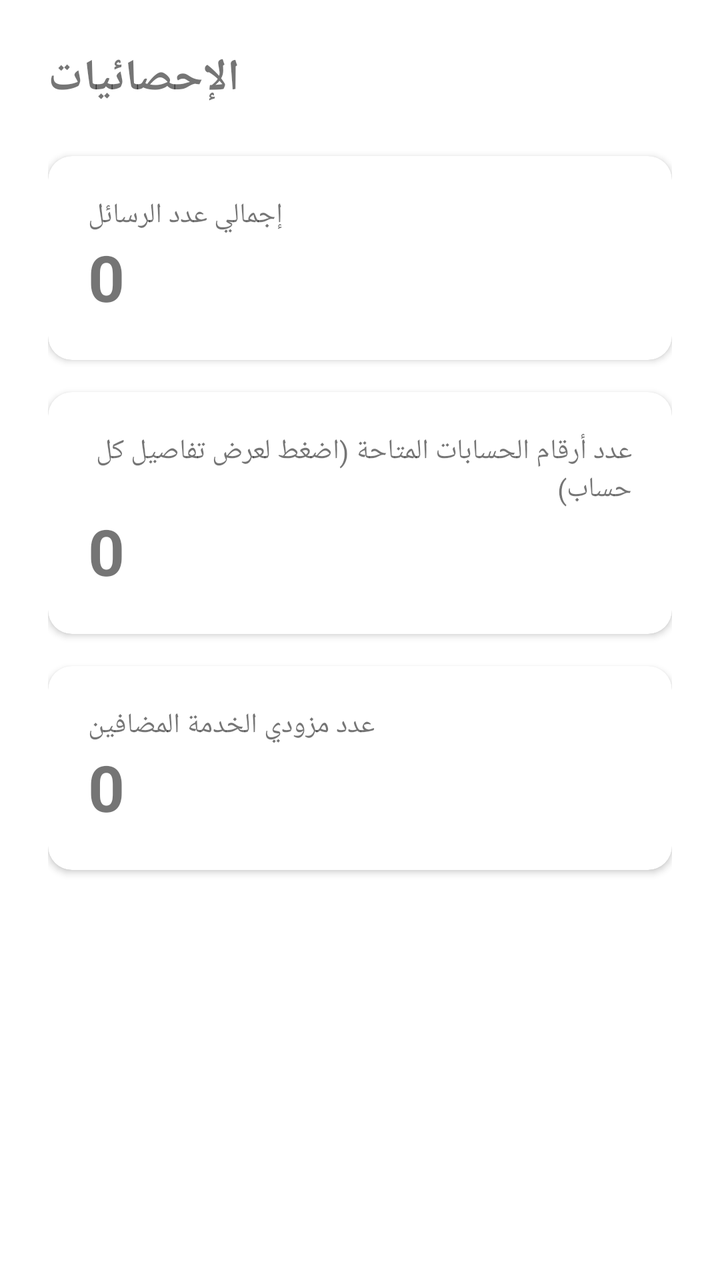
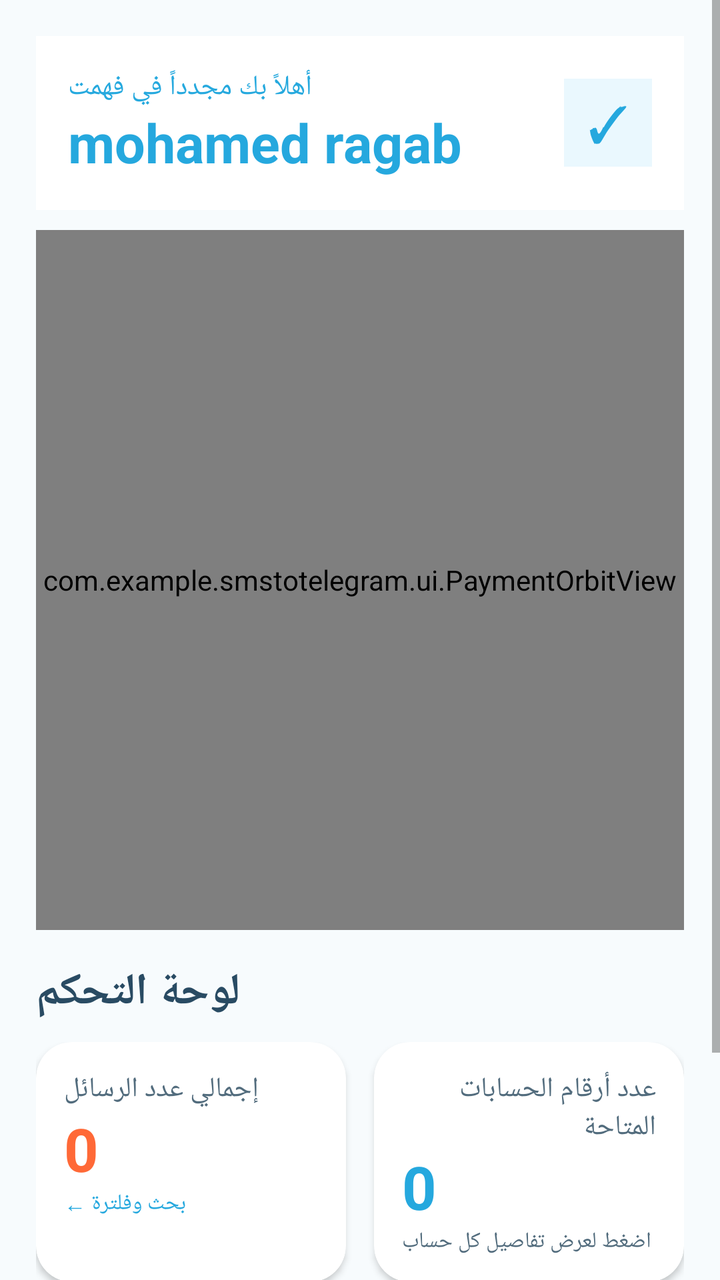

Screens rendered from an Android XML layout before and after an edit, with the pre-edit source and the edit as a unified diff.
<!-- AndroidManifest.xml: application theme Theme.SmsToTelegram -->
<!-- res/layout/fragment_home.xml -->
<?xml version="1.0" encoding="utf-8"?>
<LinearLayout xmlns:android="http://schemas.android.com/apk/res/android"
    xmlns:app="http://schemas.android.com/apk/res-auto"
    android:layout_width="match_parent"
    android:layout_height="match_parent"
    android:orientation="vertical"
    android:padding="24dp">

    <TextView
        android:layout_width="wrap_content"
        android:layout_height="wrap_content"
        android:text="الإحصائيات"
        android:textSize="22sp"
        android:textStyle="bold"
        android:layout_marginBottom="24dp" />

    
    <androidx.cardview.widget.CardView
        android:id="@+id/cardAccounts"
        android:layout_width="match_parent"
        android:layout_height="wrap_content"
        android:layout_marginBottom="16dp"
        app:cardCornerRadius="12dp"
        app:cardElevation="2dp">

        <LinearLayout
            android:layout_width="match_parent"
            android:layout_height="wrap_content"
            android:orientation="vertical"
            android:padding="20dp">

            <TextView
                android:layout_width="wrap_content"
                android:layout_height="wrap_content"
                android:text="إجمالي عدد الرسائل"
                android:textSize="14sp" />

            <TextView
                android:id="@+id/tvTotalMessages"
                android:layout_width="wrap_content"
                android:layout_height="wrap_content"
                android:text="0"
                android:textSize="32sp"
                android:textStyle="bold" />
        </LinearLayout>
    </androidx.cardview.widget.CardView>

    
    <androidx.cardview.widget.CardView
        android:layout_width="match_parent"
        android:layout_height="wrap_content"
        android:layout_marginBottom="16dp"
        app:cardCornerRadius="12dp"
        app:cardElevation="2dp">

        <LinearLayout
            android:layout_width="match_parent"
            android:layout_height="wrap_content"
            android:orientation="vertical"
            android:padding="20dp">

            <TextView
                android:layout_width="wrap_content"
                android:layout_height="wrap_content"
                android:text="عدد أرقام الحسابات المتاحة
(اضغط لعرض تفاصيل كل حساب)"
                android:textSize="14sp" />

            <TextView
                android:id="@+id/tvTotalNumbers"
                android:layout_width="wrap_content"
                android:layout_height="wrap_content"
                android:text="0"
                android:textSize="32sp"
                android:textStyle="bold" />
        </LinearLayout>
    </androidx.cardview.widget.CardView>

    
    <androidx.cardview.widget.CardView
        android:layout_width="match_parent"
        android:layout_height="wrap_content"
        app:cardCornerRadius="12dp"
        app:cardElevation="2dp">

        <LinearLayout
            android:layout_width="match_parent"
            android:layout_height="wrap_content"
            android:orientation="vertical"
            android:padding="20dp">

            <TextView
                android:layout_width="wrap_content"
                android:layout_height="wrap_content"
                android:text="عدد مزودي الخدمة المضافين"
                android:textSize="14sp" />

            <TextView
                android:id="@+id/tvTotalProviders"
                android:layout_width="wrap_content"
                android:layout_height="wrap_content"
                android:text="0"
                android:textSize="32sp"
                android:textStyle="bold" />
        </LinearLayout>
    </androidx.cardview.widget.CardView>

</LinearLayout>
<!-- resources referenced by this layout -->
<resources>
  <style name="Theme.SmsToTelegram" parent="Theme.MaterialComponents.DayNight.NoActionBar">
          <item name="colorPrimary">#1976D2</item>
          <item name="colorPrimaryDark">#0D47A1</item>
          <item name="colorAccent">#2196F3</item>
      </style>
</resources>

<!-- the commit's change to res/layout/fragment_home.xml (unified diff, before → after) -->
@@ -1,108 +1,40 @@
 <?xml version="1.0" encoding="utf-8"?>
-<LinearLayout xmlns:android="http://schemas.android.com/apk/res/android"
-    xmlns:app="http://schemas.android.com/apk/res-auto"
-    android:layout_width="match_parent"
-    android:layout_height="match_parent"
-    android:orientation="vertical"
-    android:padding="24dp">
+<ScrollView xmlns:android="http://schemas.android.com/apk/res/android" xmlns:app="http://schemas.android.com/apk/res-auto" android:layout_width="match_parent" android:layout_height="match_parent" android:background="#F7FBFD">
+<LinearLayout android:layout_width="match_parent" android:layout_height="wrap_content" android:orientation="vertical" android:padding="18dp">
+    <LinearLayout android:layout_width="match_parent" android:layout_height="wrap_content" android:gravity="center_vertical" android:padding="16dp" android:background="#FFFFFF">
+        <LinearLayout android:layout_width="0dp" android:layout_height="wrap_content" android:layout_weight="1" android:orientation="vertical">
+            <TextView android:layout_width="wrap_content" android:layout_height="wrap_content" android:text="أهلاً بك مجدداً في فهمت" android:textColor="#26A9DE" android:textSize="14sp"/>
+            <TextView android:layout_width="wrap_content" android:layout_height="wrap_content" android:text="mohamed ragab" android:textColor="#25A8DE" android:textSize="27sp" android:textStyle="bold"/>
+        </LinearLayout>
+        <TextView android:layout_width="44dp" android:layout_height="44dp" android:gravity="center" android:text="✓" android:textColor="#25A8DE" android:textSize="25sp" android:background="#EAF8FE"/>
+    </LinearLayout>
 
-    <TextView
-        android:layout_width="wrap_content"
-        android:layout_height="wrap_content"
-        android:text="الإحصائيات"
-        android:textSize="22sp"
-        android:textStyle="bold"
-        android:layout_marginBottom="24dp" />
+    <com.example.smstotelegram.ui.PaymentOrbitView android:layout_width="match_parent" android:layout_height="350dp" android:layout_marginTop="10dp" android:background="#FFFFFF"/>
 
-    
-    <androidx.cardview.widget.CardView
-        android:id="@+id/cardAccounts"
-        android:layout_width="match_parent"
-        android:layout_height="wrap_content"
-        android:layout_marginBottom="16dp"
-        app:cardCornerRadius="12dp"
-        app:cardElevation="2dp">
+    <TextView android:layout_width="wrap_content" android:layout_height="wrap_content" android:text="لوحة التحكم" android:textSize="22sp" android:textStyle="bold" android:textColor="#294B63" android:layout_marginTop="16dp" android:layout_marginBottom="10dp"/>
 
-        <LinearLayout
-            android:layout_width="match_parent"
-            android:layout_height="wrap_content"
-            android:orientation="vertical"
-            android:padding="20dp">
+    <LinearLayout android:layout_width="match_parent" android:layout_height="wrap_content" android:orientation="horizontal">
+        <androidx.cardview.widget.CardView android:id="@+id/cardMessages" android:layout_width="0dp" android:layout_height="120dp" android:layout_weight="1" android:layout_marginEnd="7dp" app:cardCornerRadius="18dp" app:cardElevation="2dp">
+            <LinearLayout android:layout_width="match_parent" android:layout_height="match_parent" android:orientation="vertical" android:padding="14dp">
+                <TextView android:layout_width="wrap_content" android:layout_height="wrap_content" android:text="إجمالي عدد الرسائل" android:textColor="#526C7D"/>
+                <TextView android:id="@+id/tvTotalMessages" android:layout_width="wrap_content" android:layout_height="wrap_content" android:text="0" android:textColor="#FF6937" android:textSize="30sp" android:textStyle="bold"/>
+                <TextView android:layout_width="wrap_content" android:layout_height="wrap_content" android:text="بحث وفلترة ←" android:textSize="11sp" android:textColor="#25A8DE"/>
+            </LinearLayout>
+        </androidx.cardview.widget.CardView>
+        <androidx.cardview.widget.CardView android:id="@+id/cardAccounts" android:layout_width="0dp" android:layout_height="120dp" android:layout_weight="1" android:layout_marginStart="7dp" app:cardCornerRadius="18dp" app:cardElevation="2dp">
+            <LinearLayout android:layout_width="match_parent" android:layout_height="match_parent" android:orientation="vertical" android:padding="14dp">
+                <TextView android:layout_width="wrap_content" android:layout_height="wrap_content" android:text="عدد أرقام الحسابات المتاحة" android:textColor="#526C7D"/>
+                <TextView android:id="@+id/tvTotalNumbers" android:layout_width="wrap_content" android:layout_height="wrap_content" android:text="0" android:textColor="#25A8DE" android:textSize="30sp" android:textStyle="bold"/>
+                <TextView android:layout_width="wrap_content" android:layout_height="wrap_content" android:text="اضغط لعرض تفاصيل كل حساب" android:textSize="11sp" android:textColor="#526C7D"/>
+            </LinearLayout>
+        </androidx.cardview.widget.CardView>
+    </LinearLayout>
 
-            <TextView
-                android:layout_width="wrap_content"
-                android:layout_height="wrap_content"
-                android:text="إجمالي عدد الرسائل"
-                android:textSize="14sp" />
-
-            <TextView
-                android:id="@+id/tvTotalMessages"
-                android:layout_width="wrap_content"
-                android:layout_height="wrap_content"
-                android:text="0"
-                android:textSize="32sp"
-                android:textStyle="bold" />
+    <androidx.cardview.widget.CardView android:id="@+id/cardProviders" android:layout_width="match_parent" android:layout_height="105dp" android:layout_marginTop="14dp" app:cardCornerRadius="18dp" app:cardElevation="2dp">
+        <LinearLayout android:layout_width="match_parent" android:layout_height="match_parent" android:orientation="horizontal" android:gravity="center_vertical" android:padding="18dp">
+            <TextView android:layout_width="0dp" android:layout_height="wrap_content" android:layout_weight="1" android:text="عدد مزودي الخدمة المضافين\nاضغط لعرض جميع مزودي الخدمة" android:textColor="#526C7D"/>
+            <TextView android:id="@+id/tvTotalProviders" android:layout_width="wrap_content" android:layout_height="wrap_content" android:text="0" android:textColor="#FF6937" android:textSize="30sp" android:textStyle="bold"/>
         </LinearLayout>
     </androidx.cardview.widget.CardView>
-
-    
-    <androidx.cardview.widget.CardView
-        android:layout_width="match_parent"
-        android:layout_height="wrap_content"
-        android:layout_marginBottom="16dp"
-        app:cardCornerRadius="12dp"
-        app:cardElevation="2dp">
-
-        <LinearLayout
-            android:layout_width="match_parent"
-            android:layout_height="wrap_content"
-            android:orientation="vertical"
-            android:padding="20dp">
-
-            <TextView
-                android:layout_width="wrap_content"
-                android:layout_height="wrap_content"
-                android:text="عدد أرقام الحسابات المتاحة
-(اضغط لعرض تفاصيل كل حساب)"
-                android:textSize="14sp" />
-
-            <TextView
-                android:id="@+id/tvTotalNumbers"
-                android:layout_width="wrap_content"
-                android:layout_height="wrap_content"
-                android:text="0"
-                android:textSize="32sp"
-                android:textStyle="bold" />
-        </LinearLayout>
-    </androidx.cardview.widget.CardView>
-
-    
-    <androidx.cardview.widget.CardView
-        android:layout_width="match_parent"
-        android:layout_height="wrap_content"
-        app:cardCornerRadius="12dp"
-        app:cardElevation="2dp">
-
-        <LinearLayout
-            android:layout_width="match_parent"
-            android:layout_height="wrap_content"
-            android:orientation="vertical"
-            android:padding="20dp">
-
-            <TextView
-                android:layout_width="wrap_content"
-                android:layout_height="wrap_content"
-                android:text="عدد مزودي الخدمة المضافين"
-                android:textSize="14sp" />
-
-            <TextView
-                android:id="@+id/tvTotalProviders"
-                android:layout_width="wrap_content"
-                android:layout_height="wrap_content"
-                android:text="0"
-                android:textSize="32sp"
-                android:textStyle="bold" />
-        </LinearLayout>
-    </androidx.cardview.widget.CardView>
-
 </LinearLayout>
+</ScrollView>
<!-- resource entries referenced after the edit -->
@@ -1,9 +1,9 @@
 <!-- resources referenced by this layout -->
 <resources>
   <style name="Theme.SmsToTelegram" parent="Theme.MaterialComponents.DayNight.NoActionBar">
-          <item name="colorPrimary">#1976D2</item>
-          <item name="colorPrimaryDark">#0D47A1</item>
-          <item name="colorAccent">#2196F3</item>
+          <item name="colorPrimary">#25A8DE</item>
+          <item name="colorPrimaryDark">#1688B8</item>
+          <item name="colorAccent">#FF6937</item>
       </style>
 </resources>
 
